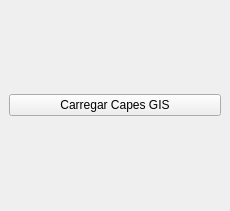
The window that plugins_python/gestor_layers_oracle/qgis_gestor_layers_oracle_dockwidget_base.ui (ernestone/qgis_custom_access) describes before a commit, drawn with Qt 5.
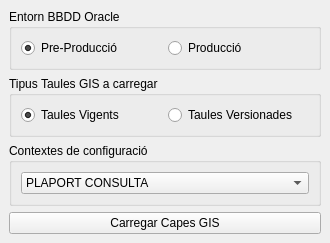
The same window after the commit.

Commit message: - Cambio GUI del plugin gestor_capes_oracle - Añadir fichero BAT donde se especificará el path de las librerias extra

```diff
--- a/plugins_python/gestor_layers_oracle/qgis_gestor_layers_oracle_dockwidget_base.ui
+++ b/plugins_python/gestor_layers_oracle/qgis_gestor_layers_oracle_dockwidget_base.ui
@@ -6,8 +6,8 @@
    <rect>
     <x>0</x>
     <y>0</y>
-    <width>230</width>
-    <height>211</height>
+    <width>330</width>
+    <height>239</height>
    </rect>
   </property>
   <property name="windowTitle">
@@ -15,7 +15,7 @@
   </property>
   <widget class="QWidget" name="dockWidgetContents">
    <layout class="QGridLayout" name="gridLayout">
-    <item row="0" column="0">
+    <item row="6" column="0">
      <widget class="QPushButton" name="b_cargar_capes">
       <property name="toolTip">
        <string>&lt;html&gt;&lt;head/&gt;&lt;body&gt;&lt;p&gt;Carrega capes a partir de les taules GIS al repositori d'Oracle amb la configuració de visibilitat extreta d'Smallworld&lt;/p&gt;&lt;/body&gt;&lt;/html&gt;</string>
@@ -25,6 +25,88 @@
       </property>
      </widget>
     </item>
+    <item row="0" column="0" rowspan="2">
+     <widget class="QGroupBox" name="group_entorn_bbdd">
+      <property name="title">
+       <string>Entorn BBDD Oracle</string>
+      </property>
+      <layout class="QHBoxLayout" name="horizontalLayout">
+       <property name="sizeConstraint">
+        <enum>QLayout::SetDefaultConstraint</enum>
+       </property>
+       <item>
+        <widget class="QRadioButton" name="radio_entorn_Pre">
+         <property name="text">
+          <string>Pre-Producció</string>
+         </property>
+         <property name="checked">
+          <bool>true</bool>
+         </property>
+         <attribute name="buttonGroup">
+          <string notr="true">buttonGroup</string>
+         </attribute>
+        </widget>
+       </item>
+       <item>
+        <widget class="QRadioButton" name="radio_entorn_Prod">
+         <property name="text">
+          <string>Producció</string>
+         </property>
+         <attribute name="buttonGroup">
+          <string notr="true">buttonGroup</string>
+         </attribute>
+        </widget>
+       </item>
+      </layout>
+     </widget>
+    </item>
+    <item row="3" column="0" rowspan="2">
+     <widget class="QGroupBox" name="group_tipus_taules">
+      <property name="title">
+       <string>Tipus Taules GIS a carregar</string>
+      </property>
+      <layout class="QHBoxLayout" name="horizontalLayout_2">
+       <item>
+        <widget class="QRadioButton" name="radio_vigents">
+         <property name="text">
+          <string>Taules Vigents</string>
+         </property>
+         <property name="checked">
+          <bool>true</bool>
+         </property>
+        </widget>
+       </item>
+       <item>
+        <widget class="QRadioButton" name="radio_versions">
+         <property name="text">
+          <string>Taules Versionades</string>
+         </property>
+        </widget>
+       </item>
+      </layout>
+     </widget>
+    </item>
+    <item row="5" column="0">
+     <widget class="QGroupBox" name="group_contextes">
+      <property name="title">
+       <string>Contextes de configuració</string>
+      </property>
+      <layout class="QHBoxLayout" name="horizontalLayout_3">
+       <item>
+        <widget class="QComboBox" name="combo_ctxt">
+         <property name="toolTip">
+          <string>&lt;html&gt;&lt;head/&gt;&lt;body&gt;&lt;p&gt;Escollir el contexte pel qual carregarà configuració de visibilitats i estils&lt;/p&gt;&lt;/body&gt;&lt;/html&gt;</string>
+         </property>
+         <item>
+          <property name="text">
+           <string>PLAPORT CONSULTA</string>
+          </property>
+         </item>
+        </widget>
+       </item>
+      </layout>
+     </widget>
+    </item>
    </layout>
   </widget>
  </widget>
```
Left out of the diff: 3 changed lines with no effect on the pictures. The commit also changes 2 other files.
